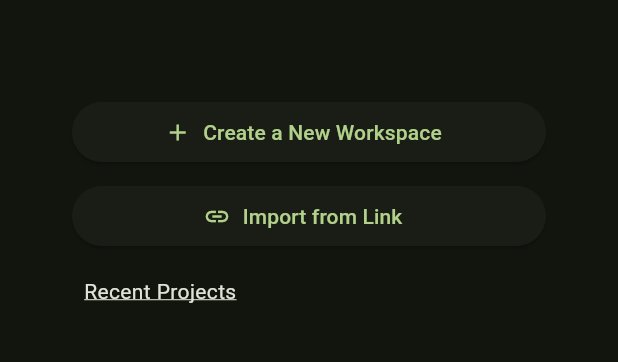
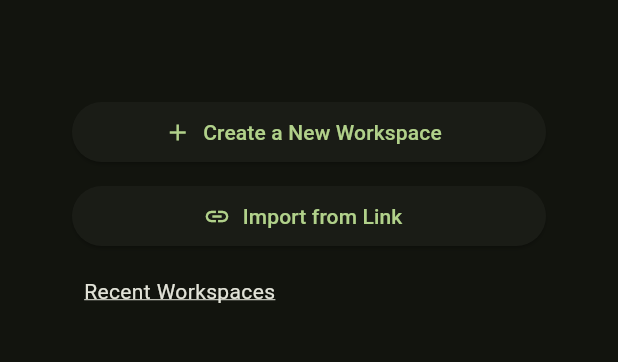
Before and after one commit to AregevDev/ce_mobile, a Flutter app: the screen it shows after launch, on a phone screen of 412 x 824 dp, the part 252-614 px from its top. Run offline on Flutter 3.47's test engine with Material 3 defaults, Android fonts, the phone set to English and light mode, and no system bars; our stand-ins replace isar; missing offline and left inert: dart_json_mapper; accounts and stored records are empty; generated files the repository leaves out were written again.

Commit message:
Rename to Recent Workspaces

```diff
--- a/lib/pages/welcome_page.dart
+++ b/lib/pages/welcome_page.dart
@@ -69,7 +69,7 @@ class _WelcomePageState extends State<WelcomePage> {
                   margin: const EdgeInsets.all(8),
                   alignment: Alignment.centerLeft,
                   child: const Text(
-                    'Recent Projects',
+                    'Recent Workspaces',
                     style: TextStyle(decoration: TextDecoration.underline),
                   )),
               StreamBuilder(
```
